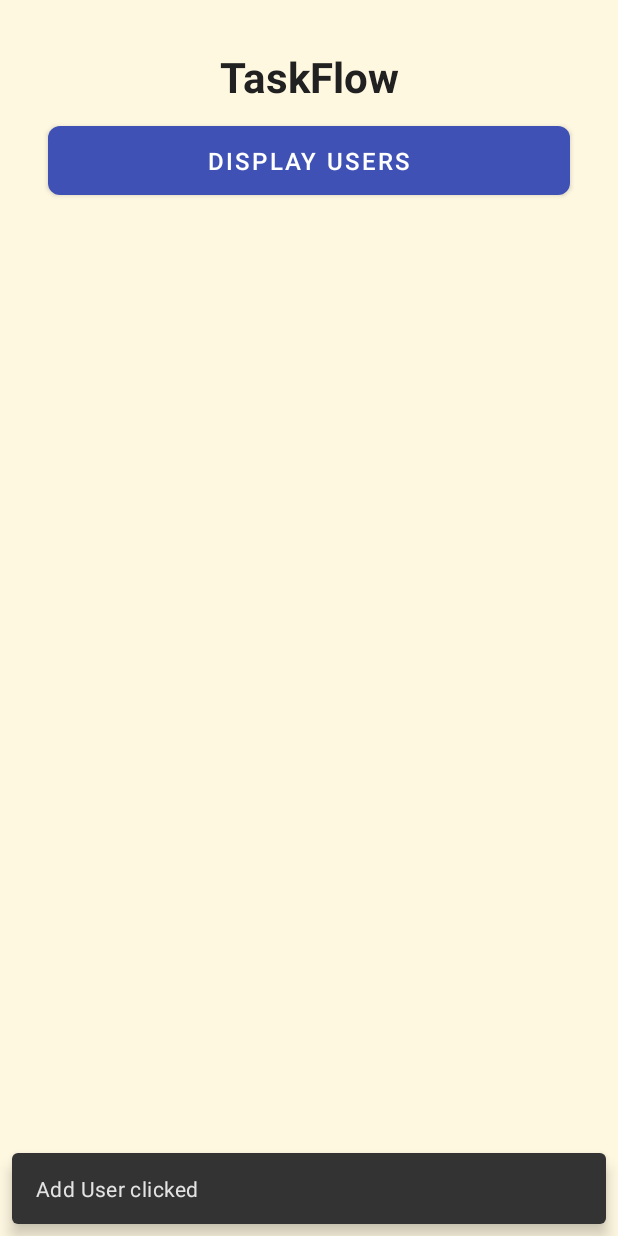
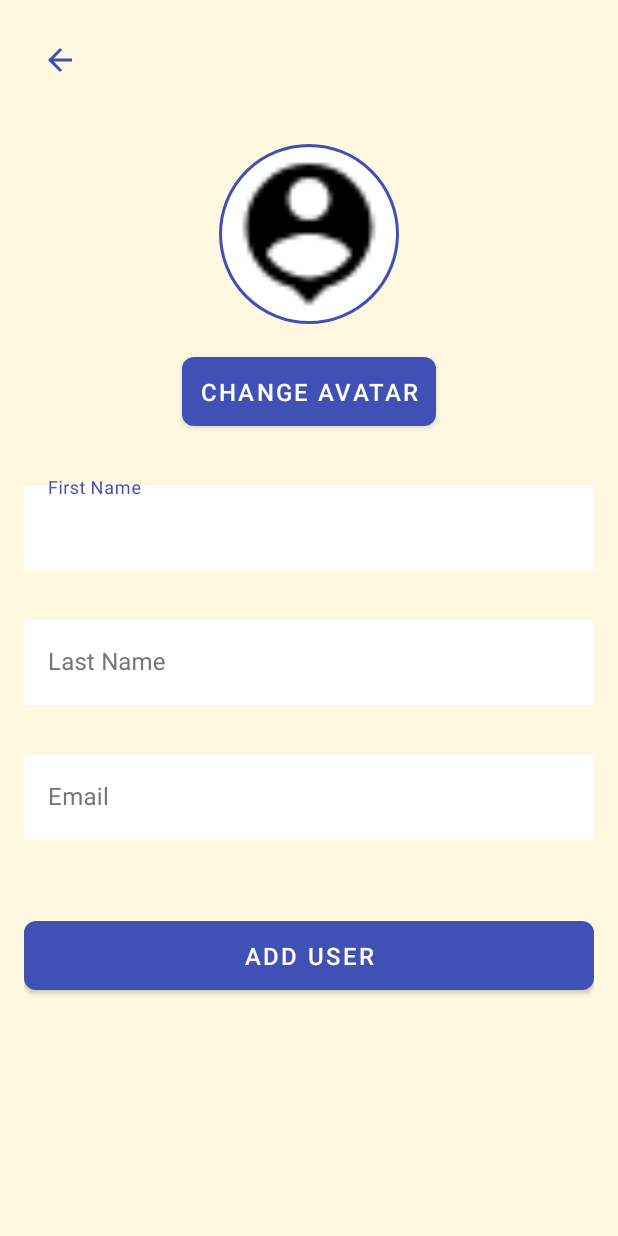
Before and after one commit to DavidZvonaruv5/AndroidApp, an Android app: the screen it shows after launch (MainActivity before the commit, AddUserActivity after it), after a tap on "ADD USER", on a phone screen of 412 x 824 dp. Run offline under Robolectric (Android 15) with nearby library versions, the phone set to English and light mode, and no system bars; our stand-ins replace Room's generated code; pictures from the network do not load.

Commit message:
Last ADD CRUD Operation, warning handling

```diff
--- a/app/src/main/AndroidManifest.xml
+++ b/app/src/main/AndroidManifest.xml
@@ -24,6 +24,8 @@
         <activity android:name=".ui.UserListActivity"/>
         <activity android:name=".ui.UserDetailActivity" />
         <activity android:name=".ui.EditUserActivity" />
+        <activity android:name=".ui.AddUserActivity" />
+
 
     </application>
 
--- a/app/src/main/java/com/example/hometask/database/AppDatabase.java
+++ b/app/src/main/java/com/example/hometask/database/AppDatabase.java
@@ -11,7 +11,7 @@ import androidx.sqlite.db.SupportSQLiteDatabase;
 
 import com.example.hometask.model.User;
 
-@Database(entities = {User.class}, version = 2, exportSchema = false)
+@Database(entities = {User.class}, version = 3, exportSchema = false)
 @TypeConverters({Converters.class})
 public abstract class AppDatabase extends RoomDatabase {
     private static final String DATABASE_NAME = "user_database";
@@ -20,6 +20,7 @@ public abstract class AppDatabase extends RoomDatabase {
 
     private static volatile AppDatabase INSTANCE;
 
+    // Migration from version 1 to 2
     static final Migration MIGRATION_1_2 = new Migration(1, 2) {
         @Override
         public void migrate(SupportSQLiteDatabase database) {
@@ -33,7 +34,8 @@ public abstract class AppDatabase extends RoomDatabase {
                 if (INSTANCE == null) {
                     INSTANCE = Room.databaseBuilder(context.getApplicationContext(),
                                     AppDatabase.class, DATABASE_NAME)
-                            .addMigrations(MIGRATION_1_2)  // Add this line
+                            .addMigrations(MIGRATION_1_2)
+                            .fallbackToDestructiveMigration() // This will handle any unforeseen schema changes
                             .build();
                 }
             }
--- a/app/src/main/java/com/example/hometask/database/UserDao.java
+++ b/app/src/main/java/com/example/hometask/database/UserDao.java
@@ -20,7 +20,7 @@ public interface UserDao {
     User getUserById(int id);
 
     @Insert(onConflict = OnConflictStrategy.REPLACE)
-    void insertUser(User user);
+    long insertUser(User user);
 
     @Insert(onConflict = OnConflictStrategy.REPLACE)
     void insertUsers(List<User> users);
--- a/app/src/main/java/com/example/hometask/model/User.java
+++ b/app/src/main/java/com/example/hometask/model/User.java
@@ -14,7 +14,7 @@ import java.util.Objects;
 
 @Entity(tableName = "users")
 public class User implements Serializable {
-    @PrimaryKey
+    @PrimaryKey(autoGenerate = true)
     private int id;
 
     private String email;
@@ -34,14 +34,14 @@ public class User implements Serializable {
     private Date createdAt;
 
     // Constructor
-    public User(int id, String email, String firstName, String lastName, String avatar) {
-        this.id = id;
+    public User(String email, String firstName, String lastName, String avatar) {
         this.email = email;
         this.firstName = firstName;
         this.lastName = lastName;
         this.avatar = avatar;
         this.createdAt = new Date(); // Set current date when user is created
     }
+
 
     // Getters and setters
     public int getId() { return id; }
--- /dev/null
+++ b/app/src/main/java/com/example/hometask/ui/AddUserActivity.java
@@ -0,0 +1,116 @@
+package com.example.hometask.ui;
+
+import android.content.Intent;
+import android.net.Uri;
+import android.os.Bundle;
+import android.widget.Button;
+import android.widget.ImageButton;
+import android.widget.ImageView;
+import android.widget.Toast;
+
+import androidx.annotation.Nullable;
+import androidx.appcompat.app.AppCompatActivity;
+import androidx.lifecycle.ViewModelProvider;
+
+import com.bumptech.glide.Glide;
+import com.example.hometask.R;
+import com.example.hometask.viewmodel.AddUserViewModel;
+import com.google.android.material.textfield.TextInputEditText;
+
+public class AddUserActivity extends AppCompatActivity {
+
+    private static final int PICK_IMAGE_REQUEST = 1;
+
+    private ImageButton backButton;
+    private ImageView avatarImageView;
+    private Button changeAvatarButton;
+    private TextInputEditText firstNameEditText;
+    private TextInputEditText lastNameEditText;
+    private TextInputEditText emailEditText;
+    private Button addUserButton;
+    private Uri selectedImageUri;
+    private AddUserViewModel viewModel;
+
+    @Override
+    protected void onCreate(Bundle savedInstanceState) {
+        super.onCreate(savedInstanceState);
+        setContentView(R.layout.activity_add_user);
+
+        viewModel = new ViewModelProvider(this).get(AddUserViewModel.class);
+
+        initViews();
+        setupListeners();
+        observeViewModel();
+
+        // Load default avatar
+        Glide.with(this)
+                .load(R.drawable.baseline_person_pin_24)
+                .circleCrop()
+                .into(avatarImageView);
+    }
+
+    private void initViews() {
+        backButton = findViewById(R.id.backButton);
+        avatarImageView = findViewById(R.id.avatarImageView);
+        changeAvatarButton = findViewById(R.id.changeAvatarButton);
+        firstNameEditText = findViewById(R.id.firstNameEditText);
+        lastNameEditText = findViewById(R.id.lastNameEditText);
+        emailEditText = findViewById(R.id.emailEditText);
+        addUserButton = findViewById(R.id.addUserButton);
+    }
+
+    private void setupListeners() {
+        backButton.setOnClickListener(v -> finish());
+        changeAvatarButton.setOnClickListener(v -> openImageChooser());
+        addUserButton.setOnClickListener(v -> addUser());
+    }
+
+    private void observeViewModel() {
+        viewModel.getIsLoading().observe(this, isLoading -> {
+            // TODO: Show/hide loading indicator
+        });
+
+        viewModel.getErrorMessage().observe(this, error -> {
+            if (error != null && !error.isEmpty()) {
+                Toast.makeText(this, error, Toast.LENGTH_LONG).show();
+            }
+        });
+
+        viewModel.getAddSuccess().observe(this, success -> {
+            if (success) {
+                Toast.makeText(this, "User added successfully", Toast.LENGTH_SHORT).show();
+                setResult(RESULT_OK);
+                finish();
+            }
+        });
+    }
+
+    private void openImageChooser() {
+        Intent intent = new Intent();
+        intent.setType("image/*");
+        intent.setAction(Intent.ACTION_GET_CONTENT);
+        startActivityForResult(Intent.createChooser(intent, "Select Picture"), PICK_IMAGE_REQUEST);
+    }
+
+    @Override
+    protected void onActivityResult(int requestCode, int resultCode, @Nullable Intent data) {
+        super.onActivityResult(requestCode, resultCode, data);
+        if (requestCode == PICK_IMAGE_REQUEST && resultCode == RESULT_OK && data != null && data.getData() != null) {
+            selectedImageUri = data.getData();
+            Glide.with(this).load(selectedImageUri).circleCrop().into(avatarImageView);
+        }
+    }
+
+    private void addUser() {
+        String firstName = firstNameEditText.getText().toString().trim();
+        String lastName = lastNameEditText.getText().toString().trim();
+        String email = emailEditText.getText().toString().trim();
+
+        if (firstName.isEmpty() || lastName.isEmpty() || email.isEmpty()) {
+            Toast.makeText(this, "Please fill all fields", Toast.LENGTH_LONG).show();
+            return;
+        }
+
+        viewModel.addUser(firstName, lastName, email, selectedImageUri);
+    }
+}
--- a/app/src/main/java/com/example/hometask/ui/MainActivity.java
+++ b/app/src/main/java/com/example/hometask/ui/MainActivity.java
@@ -46,8 +46,8 @@ public class MainActivity extends AppCompatActivity {
         });
 
         addUserButton.setOnClickListener(v -> {
-            // TODO: Implement navigation to AddUserActivity
-            Snackbar.make(findViewById(android.R.id.content), "Add User clicked", Snackbar.LENGTH_SHORT).show();
+            Intent intent = new Intent(MainActivity.this, AddUserActivity.class);
+            startActivity(intent);
         });
 
         observeViewModel();
--- /dev/null
+++ b/app/src/main/java/com/example/hometask/viewmodel/AddUserViewModel.java
@@ -0,0 +1,63 @@
+package com.example.hometask.viewmodel;
+
+import android.app.Application;
+import android.net.Uri;
+
+import androidx.annotation.NonNull;
+import androidx.lifecycle.AndroidViewModel;
+import androidx.lifecycle.LiveData;
+import androidx.lifecycle.MutableLiveData;
+
+import com.example.hometask.R;
+import com.example.hometask.model.User;
+import com.example.hometask.repository.UserRepository;
+
+public class AddUserViewModel extends AndroidViewModel {
+    private final UserRepository userRepository;
+    private final MutableLiveData<Boolean> isLoading = new MutableLiveData<>(false);
+    private final MutableLiveData<String> errorMessage = new MutableLiveData<>();
+    private final MutableLiveData<Boolean> addSuccess = new MutableLiveData<>(false);
+
+    public AddUserViewModel(@NonNull Application application) {
+        super(application);
+        userRepository = new UserRepository(application);
+    }
+
+    public LiveData<Boolean> getIsLoading() {
+        return isLoading;
+    }
+
+    public LiveData<String> getErrorMessage() {
+        return errorMessage;
+    }
+
+    public LiveData<Boolean> getAddSuccess() {
+        return addSuccess;
+    }
+
+    public void addUser(String firstName, String lastName, String email, Uri avatarUri) {
+        isLoading.setValue(true);
+        errorMessage.setValue(null);
+        addSuccess.setValue(false);
+
+        String avatarPath = avatarUri != null ? avatarUri.toString() :
+                "android.resource://" + getApplication().getPackageName() + "/" + R.drawable.baseline_person_pin_24;
+
+        User newUser = new User(email, firstName, lastName, avatarPath);
+
+        userRepository.addUser(newUser, new UserRepository.RepositoryCallback<Long>() {
+            @Override
+            public void onSuccess(Long newUserId) {
+                isLoading.postValue(false);
+                addSuccess.postValue(true);
+                // You can do something with the newUserId if needed
+            }
+
+            @Override
+            public void onError(Exception e) {
+                isLoading.postValue(false);
+                errorMessage.postValue("Error adding user: " + e.getMessage());
+            }
+        });
+    }
+}
--- /dev/null
+++ b/app/src/main/res/drawable/baseline_person_pin_24.xml
@@ -0,0 +1,5 @@
+<vector xmlns:android="http://schemas.android.com/apk/res/android" android:height="24dp" android:tint="#000000" android:viewportHeight="24" android:viewportWidth="24" android:width="24dp">
+
+    <path android:fillColor="@android:color/white" android:pathData="M12,2c-4.97,0 -9,4.03 -9,9 0,4.17 2.84,7.67 6.69,8.69L12,22l2.31,-2.31C18.16,18.67 21,15.17 21,11c0,-4.97 -4.03,-9 -9,-9zM12,4c1.66,0 3,1.34 3,3s-1.34,3 -3,3 -3,-1.34 -3,-3 1.34,-3 3,-3zM12,18.3c-2.5,0 -4.71,-1.28 -6,-3.22 0.03,-1.99 4,-3.08 6,-3.08 1.99,0 5.97,1.09 6,3.08 -1.29,1.94 -3.5,3.22 -6,3.22z"/>
+
+</vector>
--- /dev/null
+++ b/app/src/main/res/layout/activity_add_user.xml
@@ -0,0 +1,117 @@
+<?xml version="1.0" encoding="utf-8"?>
+<androidx.constraintlayout.widget.ConstraintLayout xmlns:android="http://schemas.android.com/apk/res/android"
+    xmlns:app="http://schemas.android.com/apk/res-auto"
+    xmlns:tools="http://schemas.android.com/tools"
+    android:layout_width="match_parent"
+    android:layout_height="match_parent"
+    android:background="@color/background_cream"
+    android:padding="16dp">
+
+    <ImageButton
+        android:id="@+id/backButton"
+        android:layout_width="wrap_content"
+        android:layout_height="wrap_content"
+        android:src="@drawable/baseline_arrow_back_24"
+        android:background="?attr/selectableItemBackgroundBorderless"
+        android:padding="12dp"
+        android:contentDescription="@string/back"
+        app:layout_constraintStart_toStartOf="parent"
+        app:layout_constraintTop_toTopOf="parent"
+        app:tint="@color/primary"/>
+
+    <ImageView
+        android:id="@+id/avatarImageView"
+        android:layout_width="120dp"
+        android:layout_height="120dp"
+        android:layout_marginTop="32dp"
+        android:contentDescription="@string/user_avatar"
+        app:layout_constraintTop_toBottomOf="@id/backButton"
+        app:layout_constraintStart_toStartOf="parent"
+        app:layout_constraintEnd_toEndOf="parent"
+        android:background="@drawable/circle_background"
+        android:padding="4dp"
+        android:scaleType="centerCrop"/>
+
+    <Button
+        android:id="@+id/changeAvatarButton"
+        style="@style/AppButton"
+        android:layout_width="wrap_content"
+        android:layout_height="wrap_content"
+        android:text="@string/change_avatar"
+        android:layout_marginTop="16dp"
+        app:layout_constraintTop_toBottomOf="@id/avatarImageView"
+        app:layout_constraintStart_toStartOf="parent"
+        app:layout_constraintEnd_toEndOf="parent"/>
+
+    <com.google.android.material.textfield.TextInputLayout
+        android:id="@+id/firstNameLayout"
+        style="@style/AppTextInputLayout"
+        android:layout_width="0dp"
+        android:layout_height="wrap_content"
+        android:layout_marginTop="28dp"
+        app:layout_constraintTop_toBottomOf="@id/changeAvatarButton"
+        app:layout_constraintStart_toStartOf="parent"
+        app:layout_constraintEnd_toEndOf="parent">
+
+        <com.google.android.material.textfield.TextInputEditText
+            android:id="@+id/firstNameEditText"
+            style="@style/AppTextInputEditText"
+            android:layout_width="match_parent"
+            android:layout_height="wrap_content"
+            android:hint="@string/first_name"
+            android:inputType="textPersonName" />
+
+    </com.google.android.material.textfield.TextInputLayout>
+
+    <com.google.android.material.textfield.TextInputLayout
+        android:id="@+id/lastNameLayout"
+        style="@style/AppTextInputLayout"
+        android:layout_width="0dp"
+        android:layout_height="wrap_content"
+        android:layout_marginTop="28dp"
+        app:layout_constraintTop_toBottomOf="@id/firstNameLayout"
+        app:layout_constraintStart_toStartOf="parent"
+        app:layout_constraintEnd_toEndOf="parent">
+
+        <com.google.android.material.textfield.TextInputEditText
+            android:id="@+id/lastNameEditText"
+            style="@style/AppTextInputEditText"
+            android:layout_width="match_parent"
+            android:layout_height="wrap_content"
+            android:hint="@string/last_name"
+            android:inputType="textPersonName" />
+
+    </com.google.android.material.textfield.TextInputLayout>
+
+    <com.google.android.material.textfield.TextInputLayout
+        android:id="@+id/emailLayout"
+        style="@style/AppTextInputLayout"
+        android:layout_width="0dp"
+        android:layout_height="wrap_content"
+        android:layout_marginTop="28dp"
+        app:layout_constraintTop_toBottomOf="@id/lastNameLayout"
+        app:layout_constraintStart_toStartOf="parent"
+        app:layout_constraintEnd_toEndOf="parent">
+
+        <com.google.android.material.textfield.TextInputEditText
+            android:id="@+id/emailEditText"
+            style="@style/AppTextInputEditText"
+            android:layout_width="match_parent"
+            android:layout_height="wrap_content"
+            android:hint="@string/email"
+            android:inputType="textEmailAddress" />
+
+    </com.google.android.material.textfield.TextInputLayout>
+
+    <Button
+        android:id="@+id/addUserButton"
+        style="@style/AppButton"
+        android:layout_width="0dp"
+        android:layout_height="wrap_content"
+        android:text="@string/add_user"
+        android:layout_marginTop="48dp"
+        app:layout_constraintTop_toBottomOf="@id/emailLayout"
+        app:layout_constraintStart_toStartOf="parent"
+        app:layout_constraintEnd_toEndOf="parent" />
+
+</androidx.constraintlayout.widget.ConstraintLayout>
--- a/app/src/main/res/values/strings.xml
+++ b/app/src/main/res/values/strings.xml
@@ -12,4 +12,6 @@
     <string name="delete_user">Delete User</string>
     <string name="edit_user">Edit User</string>
     <string name="image_of_user">Image of user</string>
+    <string name="user_avatar">User Avatar</string>
+    <string name="add_user">Add User</string>
 </resources>
```
Also changed, not shown: app/src/main/java/com/example/hometask/repository/UserRepository.java (+10 -0 lines), app/src/main/java/com/example/hometask/ui/UserAdapter.java (+21 -5 lines), app/src/main/java/com/example/hometask/ui/UserListActivity.java (+9 -6 lines), app/src/main/java/com/example/hometask/viewmodel/UserListViewModel.java (+11 -2 lines).
